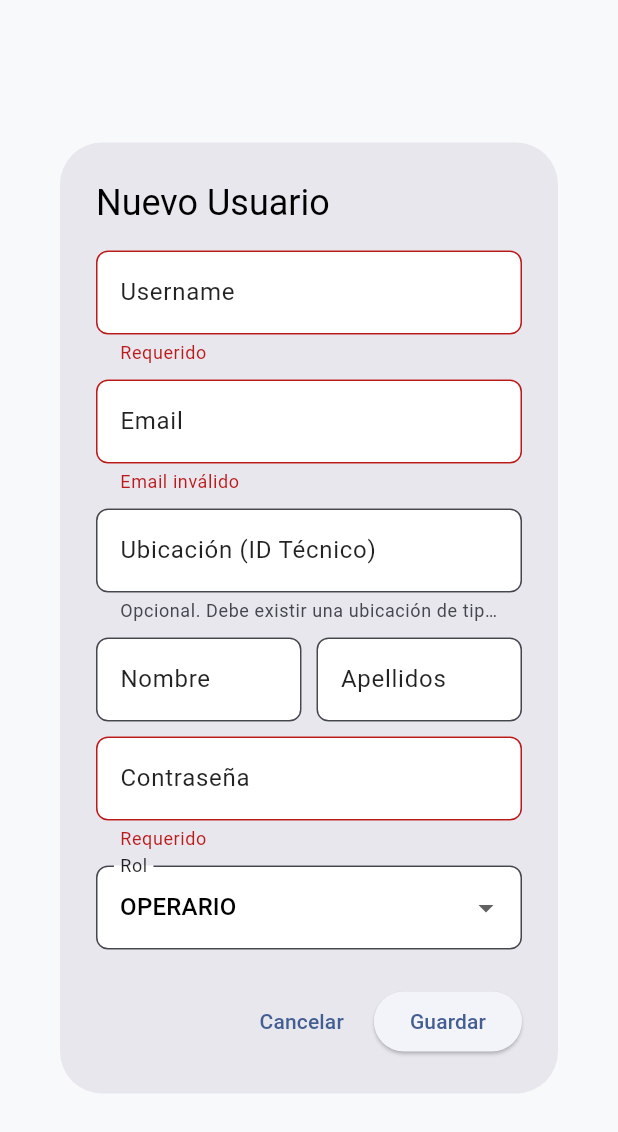
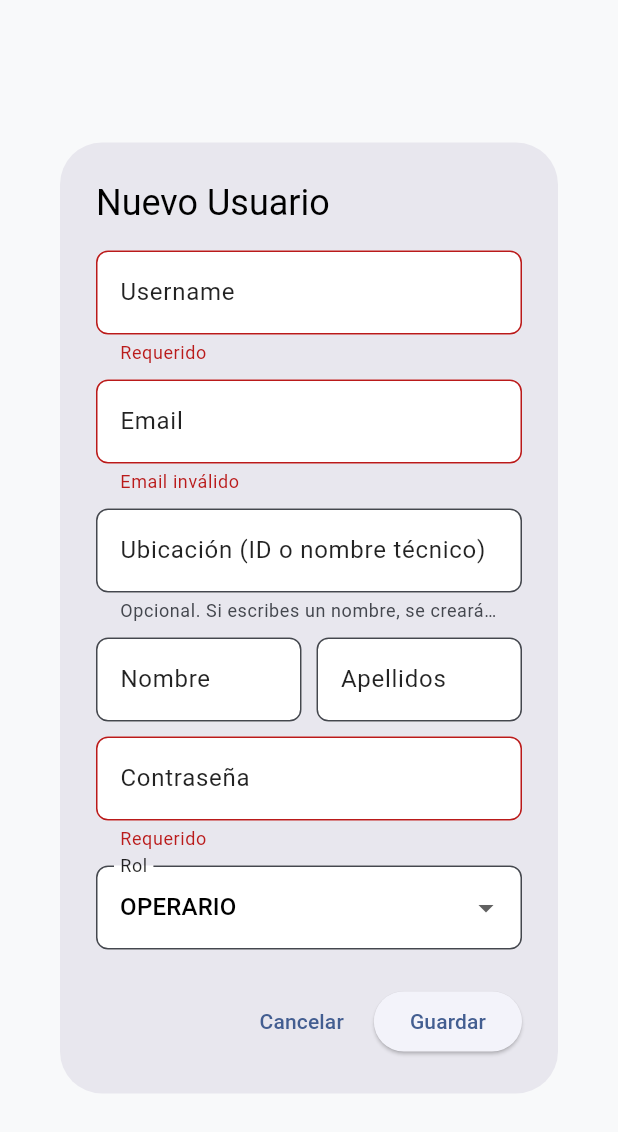
Before and after one commit to Jjorus/mantenimiento, a Flutter app: the UserFormDialog widget shown alone on an empty page, opened directly, after a tap on "Guardar", on a phone screen of 412 x 824 dp. Shown: the top 1132 px of the screen. Run offline on Flutter 3.47's test engine with Material 3 defaults, Android fonts, the phone set to English and light mode, and no system bars; our stand-ins replace dio, equatable, file_picker, flutter_bloc, flutter_secure_storage, go_router and 1 more; missing offline and left inert: nfc_manager, pdfrx, pluto_grid; accounts and stored records are empty; network calls fail.

Commit message:
mas pruebas

```diff
--- a/frontend/lib/data/models/ubicacion_model.dart
+++ b/frontend/lib/data/models/ubicacion_model.dart
@@ -9,9 +9,19 @@ class UbicacionModel {
   });
 
   factory UbicacionModel.fromJson(Map<String, dynamic> json) {
+    // Aseguramos que el id sea int aunque venga como String
+    final dynamic rawId = json['id'];
+
+    // Por si en backend algún día usan otro campo de texto
+    final dynamic rawNombre =
+        json['nombre'] ??
+        json['descripcion'] ??
+        json['nombre_ubicacion'] ??
+        json['label'];
+
     return UbicacionModel(
-      id: json['id'] as int,
-      nombre: json['nombre'] as String,
+      id: rawId is int ? rawId : int.parse(rawId.toString()),
+      nombre: (rawNombre ?? '').toString(),
     );
   }
 }
--- a/frontend/lib/presentation/features/admin/widgets/user_form_dialog.dart
+++ b/frontend/lib/presentation/features/admin/widgets/user_form_dialog.dart
@@ -2,6 +2,7 @@ import 'package:flutter/material.dart';
 import 'package:flutter_bloc/flutter_bloc.dart';
 import '../../../../logic/admin_cubit/admin_cubit.dart';
 import '../../../../data/models/user_model.dart';
+import '../../../../data/repositories/inventory_repository.dart';
 
 class UserFormDialog extends StatefulWidget {
   final UserModel? user;
@@ -49,15 +50,43 @@ class _UserFormDialogState extends State<UserFormDialog> {
     super.dispose();
   }
 
-  void _submit() {
-    if (_formKey.currentState!.validate()) {
+  Future<void> _submit() async {
+    if (!_formKey.currentState!.validate()) return;
+
     final ubiText = _ubiCtrl.text.trim();
-      final int? ubicacionId =
-          ubiText.isEmpty ? null : int.tryParse(ubiText);
+    int? ubicacionId;
+
+    if (ubiText.isNotEmpty) {
+      // 1) Si es número, usamos el ID directamente
+      final parsedId = int.tryParse(ubiText);
+      if (parsedId != null) {
+        ubicacionId = parsedId;
+      } else {
+        // 2) Si es texto, creamos una ubicación de tipo TECNICO
+        try {
+          final inventoryRepo = context.read<InventoryRepository>();
+          final nuevaUbic = await inventoryRepo.crearUbicacion(
+            nombre: ubiText,
+            tipo: 'TECNICO',
+          );
+          ubicacionId = nuevaUbic.id;
+        } catch (e) {
+          if (!mounted) return;
+          ScaffoldMessenger.of(context).showSnackBar(
+            const SnackBar(
+              content: Text(
+                'Error creando la ubicación de técnico. Revisa el nombre o inténtalo de nuevo.',
+              ),
+            ),
+          );
+          return;
+        }
+      }
+    }
 
     if (widget.user == null) {
       // Crear
-        context.read<AdminCubit>().crearUsuario(
+      await context.read<AdminCubit>().crearUsuario(
             username: _userCtrl.text,
             email: _emailCtrl.text,
             password: _passCtrl.text,
@@ -68,7 +97,7 @@ class _UserFormDialogState extends State<UserFormDialog> {
           );
     } else {
       // Editar
-        context.read<AdminCubit>().actualizarUsuario(
+      await context.read<AdminCubit>().actualizarUsuario(
             widget.user!.id,
             email: _emailCtrl.text,
             rol: _rol,
@@ -80,9 +109,11 @@ class _UserFormDialogState extends State<UserFormDialog> {
             ubicacionId: ubicacionId,
           );
     }
+
+    if (!mounted) return;
     Navigator.pop(context);
   }
-  }
+
 
   @override
   Widget build(BuildContext context) {
@@ -118,12 +149,13 @@ class _UserFormDialogState extends State<UserFormDialog> {
                 TextFormField(
                   controller: _ubiCtrl,
                   decoration: const InputDecoration(
-                    labelText: "Ubicación (ID Técnico)",
+                    labelText: "Ubicación (ID o nombre técnico)",
                     helperText:
-                        "Opcional. Debe existir una ubicación de tipo TÉCNICO",
+                        "Opcional. Si escribes un nombre, se creará una ubicación TÉCNICO automáticamente",
                   ),
-                  keyboardType: TextInputType.number,
+                  keyboardType: TextInputType.text,
                 ),
+
                 const SizedBox(height: 10),
                 // FILA DE NOMBRE Y APELLIDOS
                 Row(
```
Also changed, not shown: frontend/lib/data/datasources/inventory_remote_ds.dart (+56 -1 lines), frontend/lib/data/repositories/inventory_repository.dart (+17 -1 lines), frontend/lib/presentation/features/admin/tabs/users_tab.dart (+7 -4 lines), frontend/lib/presentation/features/admin/widgets/equipment_form_dialog.dart (+45 -8 lines). Lines whose indentation alone changed are shown as unchanged.
